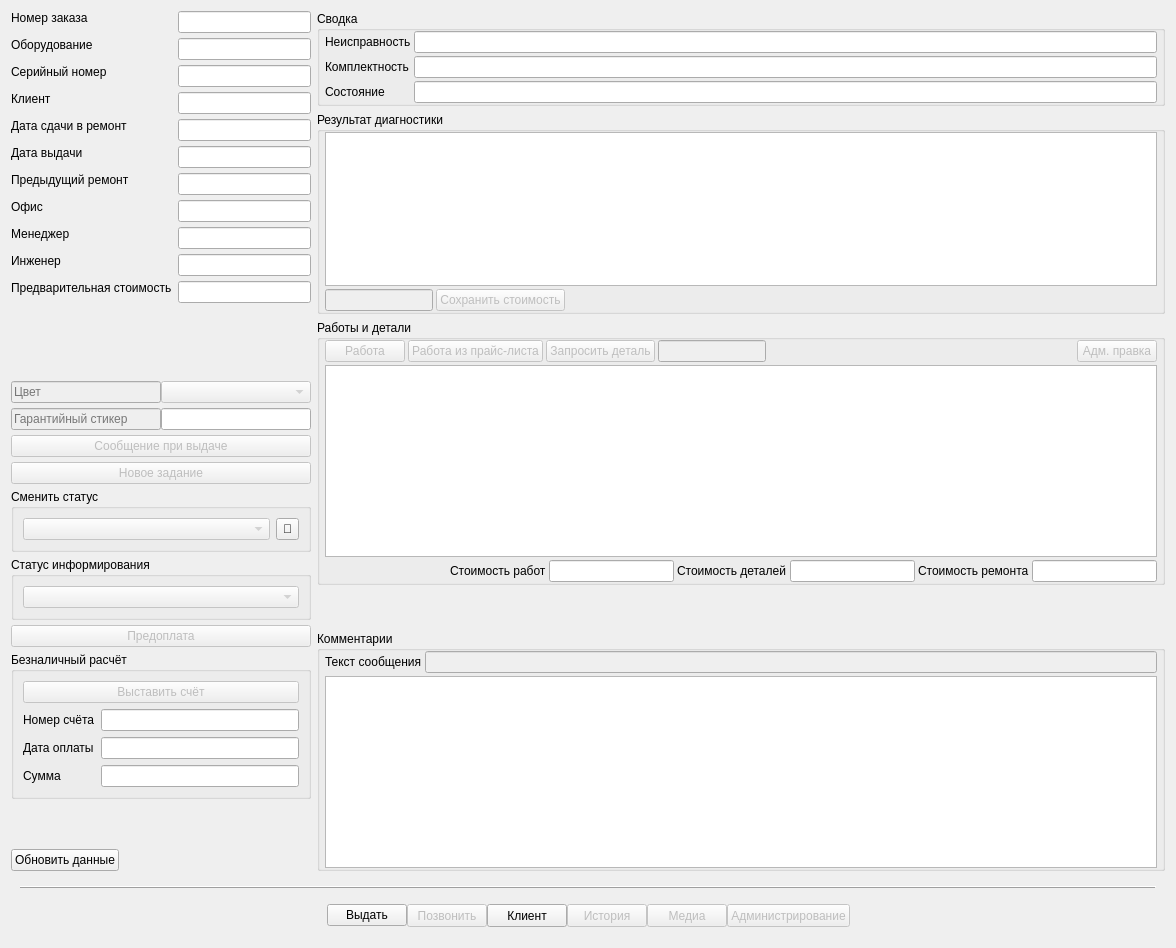
Old version of the form tabrepair.ui in the repository solderercb/snap_crm.
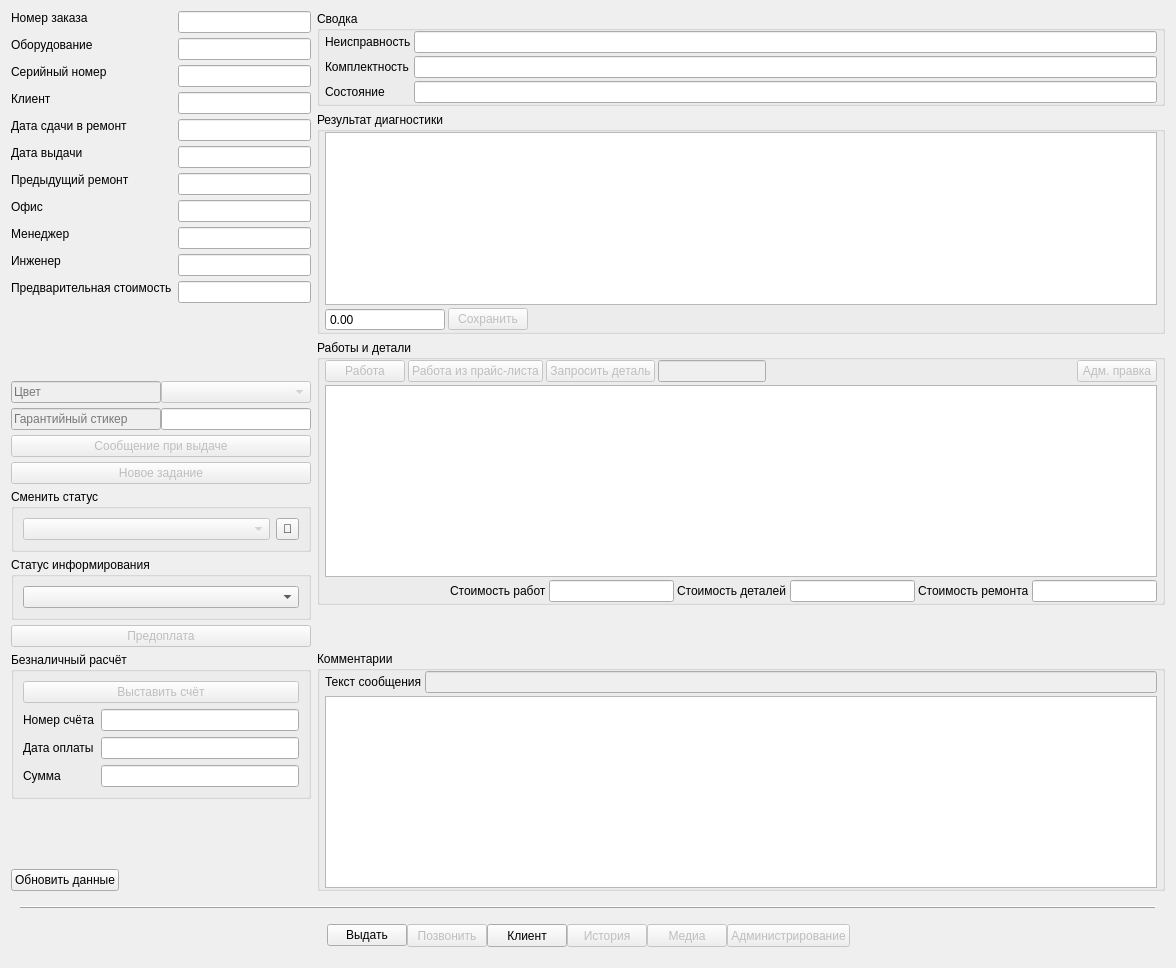
New version of the form. Custom widgets are drawn as their Qt base class.

```diff
--- a/tabrepair.ui
+++ b/tabrepair.ui
@@ -7,7 +7,7 @@
     <x>0</x>
     <y>0</y>
     <width>1176</width>
-    <height>948</height>
+    <height>968</height>
    </rect>
   </property>
   <property name="windowTitle">
@@ -184,7 +184,7 @@
              <number>5</number>
             </property>
             <item row="1" column="0">
-             <layout class="QGridLayout" name="gridLayoutDiagResult">
+             <layout class="QGridLayout" name="gridLayoutDiagResult" columnstretch="0,0,1" columnminimumwidth="120,0,0">
               <property name="spacing">
                <number>3</number>
               </property>
@@ -200,25 +200,26 @@
                  </sizepolicy>
                 </property>
                 <property name="text">
-                 <string>Сохранить стоимость</string>
-                </property>
-               </widget>
-              </item>
-              <item row="1" column="0">
-               <widget class="SLineEdit" name="lineEditAgreedAmount">
-                <property name="enabled">
-                 <bool>false</bool>
-                </property>
-                <property name="sizePolicy">
-                 <sizepolicy hsizetype="Fixed" vsizetype="Fixed">
-                  <horstretch>0</horstretch>
-                  <verstretch>0</verstretch>
-                 </sizepolicy>
+                 <string>Сохранить</string>
                 </property>
                </widget>
               </item>
               <item row="0" column="0" colspan="3">
-               <widget class="QTextEdit" name="textEditDiagResult"/>
+               <widget class="STextEdit" name="textEditDiagResult">
+                <property name="tabChangesFocus">
+                 <bool>true</bool>
+                </property>
+               </widget>
+              </item>
+              <item row="1" column="0">
+               <widget class="QDoubleSpinBox" name="doubleSpinBoxAmount">
+                <property name="buttonSymbols">
+                 <enum>QAbstractSpinBox::NoButtons</enum>
+                </property>
+                <property name="maximum">
+                 <double>9999999.990000000223517</double>
+                </property>
+               </widget>
               </item>
              </layout>
             </item>
@@ -1100,7 +1101,7 @@
             <item row="0" column="0">
              <widget class="QComboBox" name="comboBoxNotifyStatus">
               <property name="enabled">
-               <bool>false</bool>
+               <bool>true</bool>
               </property>
               <property name="sizePolicy">
                <sizepolicy hsizetype="Preferred" vsizetype="Fixed">
@@ -1516,6 +1517,14 @@
    <extends>QComboBox</extends>
    <header location="global">widgets/scombobox.h</header>
   </customwidget>
+  <customwidget>
+   <class>STextEdit</class>
+   <extends>QTextEdit</extends>
+   <header>widgets/stextedit.h</header>
+   <slots>
+    <signal>editFinished()</signal>
+   </slots>
+  </customwidget>
  </customwidgets>
  <tabstops>
   <tabstop>buttonMedia</tabstop>
```
Left out of the diff: 121 changed lines with no effect on the pictures.
